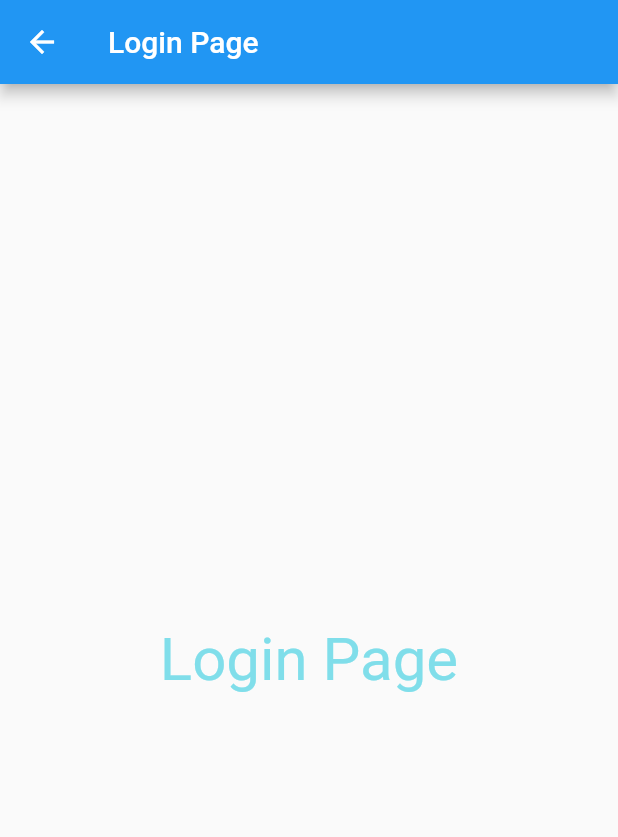
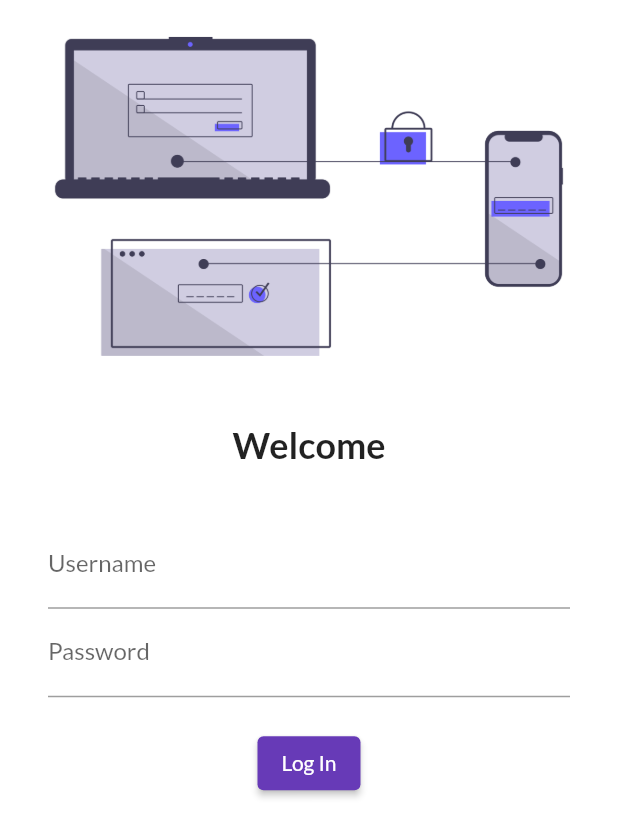
Before and after one commit to lamsalsangam/Flutter, a Flutter app: the screen it shows after launch, after a tap on "Login Page", on a phone screen of 412 x 824 dp. Shown: the top 837 px of the screen. Run offline on Flutter 3.47's test engine with Material 2 defaults, Android fonts, the phone set to English and light mode, and no system bars; our stand-ins replace flutter_spinkit, google_fonts; network calls fail.

Commit message:
TextFormField and Images

```diff
--- a/catalog_app/lib/main.dart
+++ b/catalog_app/lib/main.dart
@@ -1,6 +1,7 @@
 import 'package:catalog_app/pages/home_page.dart';
 import 'package:catalog_app/pages/login_page.dart';
 import 'package:flutter/material.dart';
+import 'package:google_fonts/google_fonts.dart';
 
 void main(){
   runApp(const MyApp());
@@ -13,6 +14,11 @@ class MyApp extends StatelessWidget{
   Widget build(BuildContext context){
     return MaterialApp(
       // home: const MyHomePage(title: "Sangam Store"),
+      themeMode: ThemeMode.light,
+      theme: ThemeData(
+        primarySwatch: Colors.deepPurple,
+        fontFamily: GoogleFonts.lato().fontFamily,
+      ),
       initialRoute: "/",
       routes: {
         "/":(context)=>const MyHomePage(title: "Sangam Store"),
--- a/catalog_app/lib/pages/login_page.dart
+++ b/catalog_app/lib/pages/login_page.dart
@@ -5,18 +5,45 @@ class LoginPage extends StatelessWidget {
 
   @override
   Widget build(BuildContext context) {
-    return Scaffold(
-      appBar: AppBar(
-        title: Text("Login Page"),
-      ),
-      body: Center(
-        child: Text(
-          "Login Page",
-          style: TextStyle(
-            color: Colors.cyan[200],
-            fontSize: 40.0,
+    return Material(
+      color: Colors.white,
+      child: Column(
+        children: [
+          Image.asset("assets/images/login.png", fit: BoxFit.cover,),
+          const SizedBox(height: 20.0,),
+          const Text(
+            "Welcome",
+            style: TextStyle(
+              fontSize: 24,
+              fontWeight: FontWeight.bold,
+            ),
           ),
-        ),
+          const SizedBox(height: 20.0,),
+          Padding(
+            padding: const EdgeInsets.symmetric(vertical: 16.0, horizontal: 32.0),
+            child: Column(
+              children: [
+                TextFormField(
+                  decoration: const InputDecoration(
+                    hintText: "Enter Username",
+                    labelText: "Username",
+                  ),
+                ),
+                TextFormField(
+                  obscureText: true,
+                  decoration: const InputDecoration(
+                    hintText: "Enter password",
+                    labelText: "Password"
+                  ),
+                ),
+                const SizedBox(height: 20.0,),
+                ElevatedButton(onPressed: (){
+                  print("You are doing great sangam");
+                }, style: ElevatedButton.styleFrom(), child: const Text("Log In"),)
+              ],
+            ),
+          ),
+        ],
       ),
     );
   }
--- a/catalog_app/pubspec.yaml
+++ b/catalog_app/pubspec.yaml
@@ -31,6 +31,8 @@ dependencies:
   flutter:
     sdk: flutter
 
+  google_fonts: ^4.0.4
+
 
   # The following adds the Cupertino Icons font to your application.
   # Use with the CupertinoIcons class for iOS style icons.
@@ -59,7 +61,8 @@ flutter:
   uses-material-design: true
 
   # To add assets to your application, add an assets section, like this:
-  # assets:
+  assets:
+   - assets/images/
   #   - images/a_dot_burr.jpeg
   #   - images/a_dot_ham.jpeg
 
```
Also changed, not shown: catalog_app/assets/images/login.png (added), catalog_app/pubspec.lock, 2 other files.
